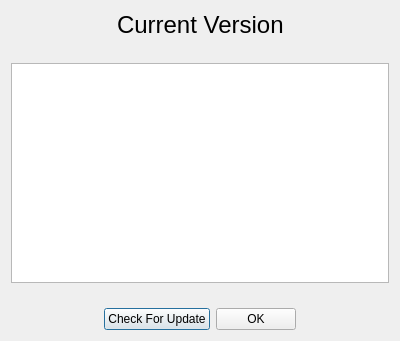
jykim74/BerEditor, file BerViewer/about_dlg.ui: the form before one commit.
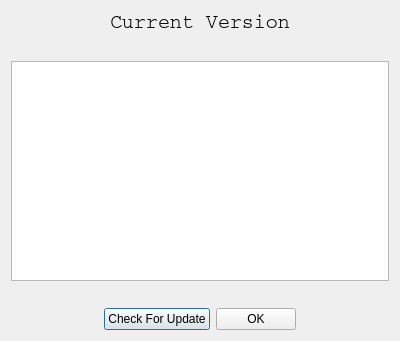
The form after the commit.

Commit message: 설치 아이콘 변경

What changed in the file:
```diff
--- a/BerViewer/about_dlg.ui
+++ b/BerViewer/about_dlg.ui
@@ -33,7 +33,8 @@
       <widget class="QLabel" name="mVersionLabel">
        <property name="font">
         <font>
-         <pointsize>18</pointsize>
+         <family>Courier</family>
+         <pointsize>15</pointsize>
         </font>
        </property>
        <property name="text">
```
The commit also changes 2 other files.
